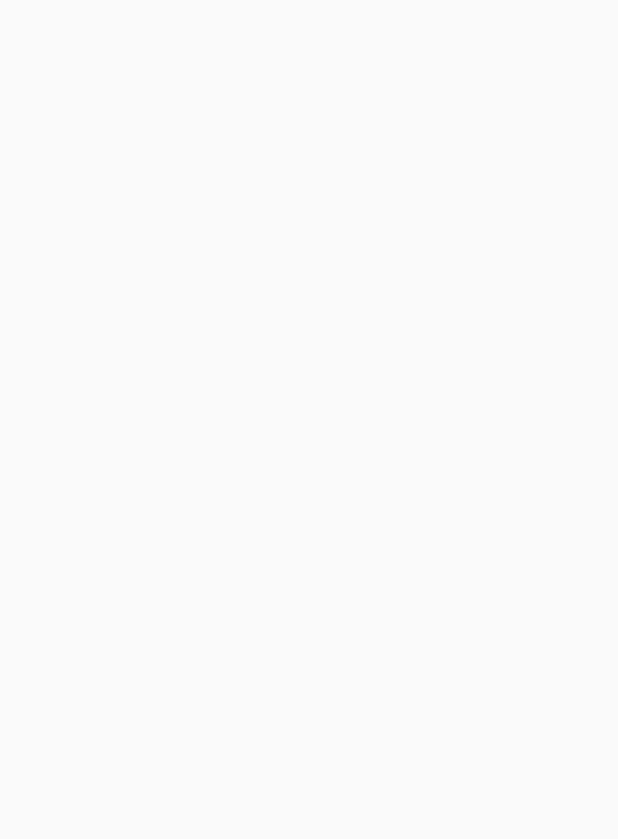
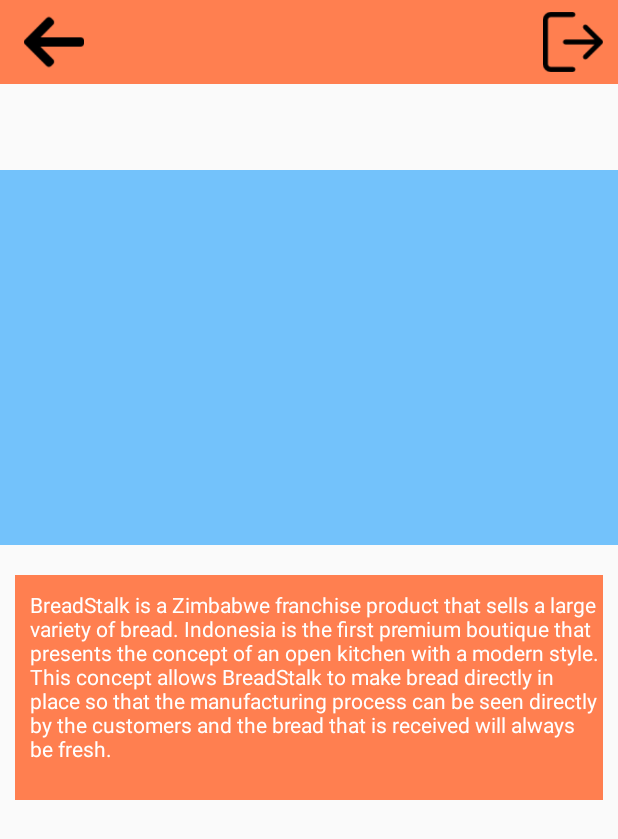
Before and after one commit to indratamagiri/ProjectHCI, an Android app: the DetailActivity screen opened directly, with no data from a screen before it, on a phone screen of 412 x 824 dp. Before the commit the part shown is empty. Shown: the top 839 px of the screen. Run offline under Robolectric (Android 15) with nearby library versions, the phone set to English and light mode, and no system bars.

Commit message:
Sebelum Liburan

```diff
--- a/app/src/main/java/com/example/madeg/projecthci/DetailActivity.java
+++ b/app/src/main/java/com/example/madeg/projecthci/DetailActivity.java
@@ -1,13 +1,38 @@
 package com.example.madeg.projecthci;
 
+import android.content.Intent;
 import android.support.v7.app.AppCompatActivity;
 import android.os.Bundle;
+import android.view.View;
+import android.widget.ImageButton;
+import android.widget.ImageView;
+import android.widget.TextView;
 
 public class DetailActivity extends AppCompatActivity {
 
+    TextView name, des;
+    ImageView imageView;
+    ImageButton btnBack;
     @Override
     protected void onCreate(Bundle savedInstanceState) {
         super.onCreate(savedInstanceState);
         setContentView(R.layout.activity_detail);
+        name = findViewById(R.id.DetailName);
+        des = findViewById(R.id.DetailDes);
+        imageView = findViewById(R.id.DetailImage);
+        btnBack = findViewById(R.id.btnBack);
+
+        Intent intent = getIntent();
+        String itemName = intent.getStringExtra("NAME_ITEM") ;
+        name.setText(itemName);
+        Integer image = intent.getIntExtra("ITEM_IMAGE", 0);
+        imageView.setImageResource(image);
+
+        btnBack.setOnClickListener(new View.OnClickListener() {
+            @Override
+            public void onClick(View v) {
+                finish();
+            }
+        });
     }
 }
--- a/app/src/main/java/com/example/madeg/projecthci/ItemActivity.java
+++ b/app/src/main/java/com/example/madeg/projecthci/ItemActivity.java
@@ -18,7 +18,7 @@ public class ItemActivity extends AppCompatActivity {
    TabLayout tabLayout;
     ViewPager viewPager;
     viewPagerAdapter adapter;
-    ImageButton btnBack;
+    ImageButton btnBack, logout;
 //
 //    @Override
     protected void onCreate(Bundle savedInstanceState) {
@@ -28,6 +28,7 @@ public class ItemActivity extends AppCompatActivity {
         tabLayout = findViewById(R.id.tabLayout);
         viewPager = findViewById(R.id.viewPager);
         btnBack = findViewById(R.id.btnBack);
+        logout = findViewById(R.id.btnLogout);
         adapter = new viewPagerAdapter(getSupportFragmentManager());
 
         adapter.add(new AllBreadFragment(), "All Bread");
--- a/app/src/main/res/layout/activity_detail.xml
+++ b/app/src/main/res/layout/activity_detail.xml
@@ -1,9 +1,52 @@
 <?xml version="1.0" encoding="utf-8"?>
-<android.support.constraint.ConstraintLayout xmlns:android="http://schemas.android.com/apk/res/android"
+<LinearLayout xmlns:android="http://schemas.android.com/apk/res/android"
     xmlns:app="http://schemas.android.com/apk/res-auto"
     xmlns:tools="http://schemas.android.com/tools"
     android:layout_width="match_parent"
     android:layout_height="match_parent"
-    tools:context=".DetailActivity">
+    tools:context=".DetailActivity"
+    android:orientation="vertical">
 
-</android.support.constraint.ConstraintLayout>
+    <include
+        android:id="@+id/toolbarDetail"
+        layout="@layout/secondary_header"/>
+
+        <TextView
+            android:id="@+id/DetailName"
+            android:layout_width="match_parent"
+            android:layout_height="wrap_content"
+            android:text="[Bread_Name]"
+            android:textSize="20dp"
+            android:layout_marginTop="10dp"
+            android:layout_marginStart="10dp"
+            android:layout_marginEnd="10dp"
+            />
+
+        <ImageView
+            android:id="@+id/DetailImage"
+            android:layout_width="match_parent"
+            android:layout_height="250dp"
+            android:src="@drawable/crazy_dough_stuffed_bread"
+            android:background="@color/BlueMaya"
+            android:layout_marginTop="20dp"
+            android:paddingTop="20dp"
+            android:paddingBottom="20dp"/>
+
+    <TextView
+        android:id="@+id/DetailDes"
+        android:layout_width="match_parent"
+        android:paddingStart="10dp"
+        android:paddingTop="10dp"
+        android:layout_height="150dp"
+        android:textSize="14dp"
+        android:textColor="@color/White"
+        android:text="BreadStalk is a Zimbabwe franchise product that sells a large variety of bread. Indonesia is the first premium boutique that presents the concept of an open kitchen with a modern style. This concept allows BreadStalk to make bread directly in place so that the manufacturing process can be seen directly by the customers and the bread that is received will always be fresh."
+        android:background="@color/secondaryBackground"
+        android:layout_marginStart="10dp"
+        android:layout_marginEnd="10dp"
+        android:layout_marginTop="20dp"/>
+
+
+
+
+</LinearLayout>
```
